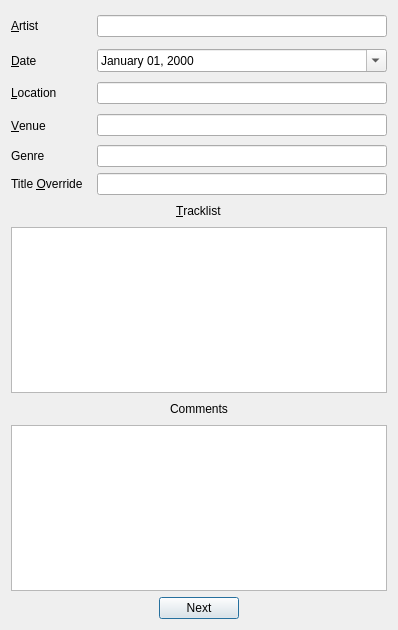
Above: src/ui/confirmmetadata.ui from zpchavez/boottunes before the change. Below: the same form after it.
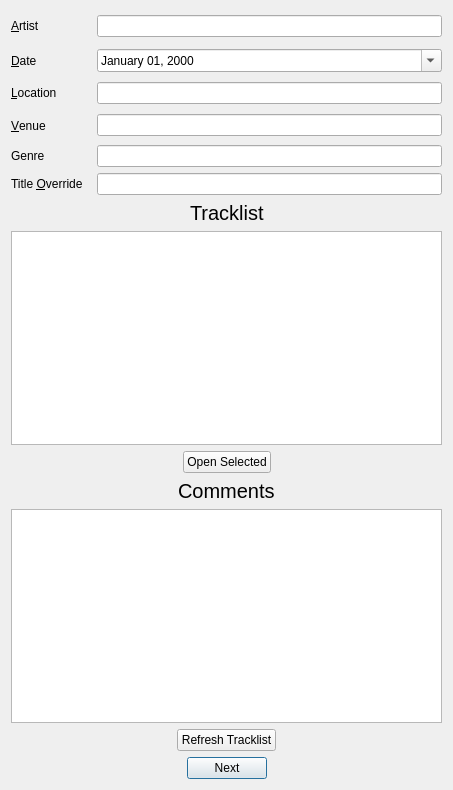
That is the form after the change.

Commit message: Added two button to the Confirm Metadata dialog: "Open Selected" and "Refresh Tracklist".

The edit to the form file:
```diff
--- a/src/ui/confirmmetadata.ui
+++ b/src/ui/confirmmetadata.ui
@@ -9,8 +9,8 @@
    <rect>
     <x>0</x>
     <y>0</y>
-    <width>398</width>
-    <height>630</height>
+    <width>453</width>
+    <height>790</height>
    </rect>
   </property>
   <property name="windowTitle">
@@ -130,9 +130,7 @@
     </layout>
    </item>
    <item>
-    <layout class="QVBoxLayout" name="verticalLayout">
-     <item>
-      <layout class="QHBoxLayout" name="horizontalLayout_5">
+    <layout class="QHBoxLayout" name="horizontalLayout_2">
        <item>
         <spacer name="horizontalSpacer_7">
          <property name="orientation">
@@ -148,14 +146,19 @@
        </item>
        <item>
         <widget class="QLabel" name="label_5">
+       <property name="font">
+        <font>
+         <pointsize>15</pointsize>
+        </font>
+       </property>
          <property name="text">
-          <string>&amp;Tracklist</string>
-         </property>
-         <property name="buddy">
-          <cstring>tracklistTableWidget</cstring>
+        <string>Tracklist</string>
          </property>
         </widget>
        </item>
+     <item>
+      <layout class="QVBoxLayout" name="verticalLayout"/>
+     </item>
        <item>
         <spacer name="horizontalSpacer_8">
          <property name="orientation">
@@ -178,12 +181,48 @@
        </property>
       </widget>
      </item>
+   <item>
+    <layout class="QHBoxLayout" name="horizontalLayout_4">
+     <item>
+      <spacer name="horizontalSpacer_4">
+       <property name="orientation">
+        <enum>Qt::Horizontal</enum>
+       </property>
+       <property name="sizeHint" stdset="0">
+        <size>
+         <width>128</width>
+         <height>20</height>
+        </size>
+       </property>
+      </spacer>
+     </item>
+     <item>
+      <widget class="QPushButton" name="openSelectedButton">
+       <property name="text">
+        <string>Open Selected</string>
+       </property>
+       <property name="autoDefault">
+        <bool>false</bool>
+       </property>
+      </widget>
+     </item>
+     <item>
+      <spacer name="horizontalSpacer_5">
+       <property name="orientation">
+        <enum>Qt::Horizontal</enum>
+       </property>
+       <property name="sizeHint" stdset="0">
+        <size>
+         <width>138</width>
+         <height>20</height>
+        </size>
+       </property>
+      </spacer>
+     </item>
     </layout>
    </item>
    <item>
-    <layout class="QVBoxLayout" name="verticalLayout_2">
-     <item>
-      <layout class="QHBoxLayout" name="horizontalLayout_6">
+    <layout class="QHBoxLayout" name="horizontalLayout_3">
        <item>
         <spacer name="horizontalSpacer_9">
          <property name="orientation">
@@ -191,22 +230,27 @@
          </property>
          <property name="sizeHint" stdset="0">
           <size>
-           <width>148</width>
-           <height>20</height>
+         <width>118</width>
+         <height>18</height>
           </size>
          </property>
         </spacer>
        </item>
        <item>
         <widget class="QLabel" name="label_6">
+       <property name="font">
+        <font>
+         <pointsize>15</pointsize>
+        </font>
+       </property>
          <property name="text">
           <string>Comments</string>
          </property>
-         <property name="buddy">
-          <cstring>commentsTextEdit</cstring>
-         </property>
-        </widget>
-       </item>
+      </widget>
+     </item>
+     <item>
+      <layout class="QVBoxLayout" name="verticalLayout_2"/>
+     </item>
        <item>
         <spacer name="horizontalSpacer_10">
          <property name="orientation">
@@ -214,8 +258,8 @@
          </property>
          <property name="sizeHint" stdset="0">
           <size>
-           <width>148</width>
-           <height>20</height>
+         <width>118</width>
+         <height>17</height>
           </size>
          </property>
         </spacer>
@@ -225,6 +269,44 @@
      <item>
       <widget class="QTextEdit" name="commentsTextEdit"/>
      </item>
+   <item>
+    <layout class="QHBoxLayout" name="horizontalLayout_5">
+     <item>
+      <spacer name="horizontalSpacer_6">
+       <property name="orientation">
+        <enum>Qt::Horizontal</enum>
+       </property>
+       <property name="sizeHint" stdset="0">
+        <size>
+         <width>148</width>
+         <height>20</height>
+        </size>
+       </property>
+      </spacer>
+     </item>
+     <item>
+      <widget class="QPushButton" name="refreshTracklistButton">
+       <property name="text">
+        <string>Refresh Tracklist</string>
+       </property>
+       <property name="autoDefault">
+        <bool>false</bool>
+       </property>
+      </widget>
+     </item>
+     <item>
+      <spacer name="horizontalSpacer_11">
+       <property name="orientation">
+        <enum>Qt::Horizontal</enum>
+       </property>
+       <property name="sizeHint" stdset="0">
+        <size>
+         <width>158</width>
+         <height>20</height>
+        </size>
+       </property>
+      </spacer>
+     </item>
     </layout>
    </item>
    <item>
@@ -247,6 +329,12 @@
        <property name="text">
         <string>Next</string>
        </property>
+       <property name="autoDefault">
+        <bool>false</bool>
+       </property>
+       <property name="default">
+        <bool>true</bool>
+       </property>
       </widget>
      </item>
      <item>
```
Left out of the diff: 40 changed lines with no effect on the pictures. Lines whose indentation alone changed are shown as unchanged. The commit also changes 2 other files.
